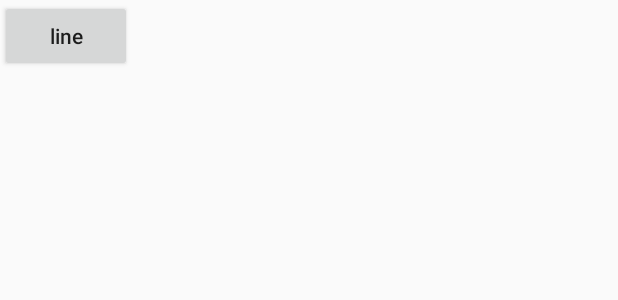
After one commit to IdioticMadman/ViewLearn, an Android app: the layout activity_gradient.xml on its own in the app's theme, with its tools: preview values and no code run, on a phone screen of 412 x 824 dp. The commit adds this screen. Shown: the top 300 px of the screen. Run offline under Robolectric (Android 15) with nearby library versions, the phone set to English and light mode, and no system bars.

Commit message:
chapter05

```diff
--- a/chapter05/src/main/AndroidManifest.xml
+++ b/chapter05/src/main/AndroidManifest.xml
@@ -17,6 +17,7 @@
             </intent-filter>
         </activity>
         <activity android:name=".shader.ShaderActivity"/>
+        <activity android:name=".gradient.GradientActivity"/>
     </application>
 
 </manifest>
--- a/chapter05/src/main/java/com/robert/chapter05/MainActivity.java
+++ b/chapter05/src/main/java/com/robert/chapter05/MainActivity.java
@@ -5,6 +5,7 @@ import android.support.v7.app.AppCompatActivity;
 import android.os.Bundle;
 import android.view.View;
 
+import com.robert.chapter05.gradient.GradientActivity;
 import com.robert.chapter05.shader.ShaderActivity;
 
 public class MainActivity extends AppCompatActivity {
@@ -18,4 +19,8 @@ public class MainActivity extends AppCompatActivity {
     public void shaderView(View view) {
         startActivity(new Intent(this, ShaderActivity.class));
     }
+
+    public void gradientView(View view) {
+        startActivity(new Intent(this, GradientActivity.class));
+    }
 }
--- /dev/null
+++ b/chapter05/src/main/res/layout/activity_gradient.xml
@@ -0,0 +1,24 @@
+<?xml version="1.0" encoding="utf-8"?>
+<android.support.constraint.ConstraintLayout
+    xmlns:android="http://schemas.android.com/apk/res/android"
+    xmlns:app="http://schemas.android.com/apk/res-auto"
+    android:layout_width="match_parent"
+    android:layout_height="match_parent">
+
+    <Button
+        android:id="@+id/btn_line"
+        android:layout_width="wrap_content"
+        android:layout_height="wrap_content"
+        android:onClick="line"
+        android:text="line"
+        android:textAllCaps="false"/>
+
+    <FrameLayout
+        android:id="@+id/container"
+        android:layout_width="match_parent"
+        android:layout_height="0dp"
+        app:layout_constraintBottom_toBottomOf="parent"
+        app:layout_constraintLeft_toLeftOf="parent"
+        app:layout_constraintRight_toRightOf="parent"
+        app:layout_constraintTop_toBottomOf="@id/btn_line"/>
+</android.support.constraint.ConstraintLayout>
```
Also changed, not shown: chapter05/build.gradle (+4 -4 lines), chapter05/src/main/java/com/robert/chapter05/gradient/GradientActivity.java (added, +32 -0 lines), chapter05/src/main/java/com/robert/chapter05/gradient/GradientView.java (added, +79 -0 lines), chapter05/src/main/java/com/robert/chapter05/gradient/GradientView2.java (added, +68 -0 lines), chapter05/src/main/res/layout/activity_main.xml (+10 -0 lines).
